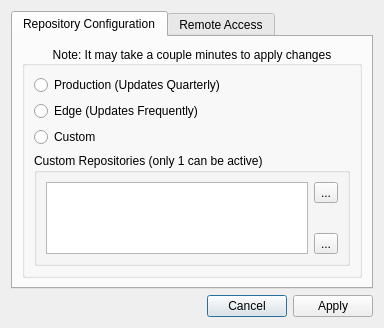
First picture: the form in src-qt4/pc-softweb/configDlg.ui, repository trueos/pcbsd, before the edit.
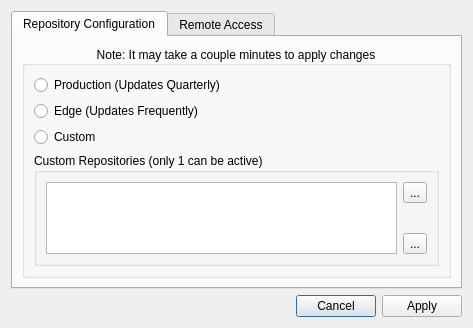
Second picture: the form after the edit. Icons and pictures are not drawn.

Commit message: Increase the configuration dialog box size so it does not cut off any text.

```diff
--- a/src-qt4/pc-softweb/configDlg.ui
+++ b/src-qt4/pc-softweb/configDlg.ui
@@ -6,8 +6,8 @@
    <rect>
     <x>0</x>
     <y>0</y>
-    <width>384</width>
-    <height>281</height>
+    <width>473</width>
+    <height>287</height>
    </rect>
   </property>
   <property name="windowTitle">
```
Left out of the diff: 4 changed lines with no effect on the pictures.
